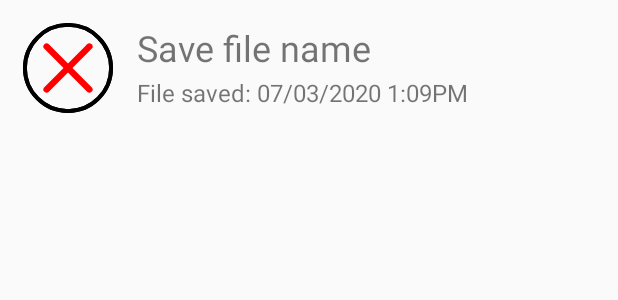
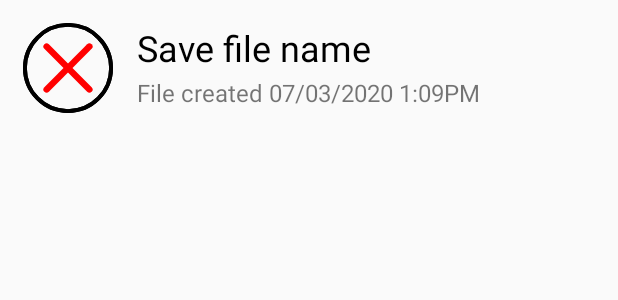
Before and after one commit to tutoringsteve/GameOfLifeAndroid, an Android app: the layout save_load_list_item.xml on its own in the app's theme, with its tools: preview values and no code run, on a phone screen of 412 x 824 dp. Shown: the top 300 px of the screen. Run offline under Robolectric (Android 15) with nearby library versions, the light colour scheme and no system bars.

Commit message:
Implemented recycler view for save/load but still not attached to the save file, and implementation needs improvement.

```diff
--- a/app/src/main/res/layout/save_load_list_item.xml
+++ b/app/src/main/res/layout/save_load_list_item.xml
@@ -7,7 +7,7 @@
     android:padding="15dp">
 
     <ImageView
-        android:id="@+id/delete"
+        android:id="@+id/deleteImageView"
         android:layout_width="60dp"
         android:layout_height="60dp"
         app:layout_constraintBottom_toBottomOf="parent"
@@ -16,28 +16,29 @@
         app:srcCompat="@drawable/ic_delete" />
 
     <TextView
-        android:id="@+id/saveTextView"
+        android:id="@+id/saveNameTextView"
         android:layout_width="0dp"
         android:layout_height="wrap_content"
         android:text="Save file name"
+        android:textColor="#000"
         android:textSize="24sp"
         android:layout_marginLeft="16dp"
         app:layout_constraintTop_toTopOf="parent"
         app:layout_constraintEnd_toEndOf="parent"
-        app:layout_constraintStart_toEndOf="@+id/delete" />
+        app:layout_constraintStart_toEndOf="@+id/deleteImageView" />
 
     <TextView
-        android:id="@+id/dateOfSaveTextView"
+        android:id="@+id/saveDateTextView"
         android:layout_width="0dp"
         android:layout_height="wrap_content"
-        android:text="File saved: 07/03/2020 1:09PM"
+        android:text="File created 07/03/2020 1:09PM"
         android:textSize="16sp"
         android:layout_marginLeft="16dp"
         app:layout_constraintBottom_toBottomOf="parent"
         app:layout_constraintEnd_toEndOf="parent"
         app:layout_constraintHorizontal_bias="0.0"
-        app:layout_constraintStart_toEndOf="@+id/delete"
-        app:layout_constraintTop_toBottomOf="@+id/saveTextView" />
+        app:layout_constraintStart_toEndOf="@+id/deleteImageView"
+        app:layout_constraintTop_toBottomOf="@+id/saveNameTextView" />
 
 
 </androidx.constraintlayout.widget.ConstraintLayout>
```
Also changed, not shown: app/src/main/java/com/myappcompany/steve/canvaspaint/RecyclerViewAdapter.java (added, +83 -0 lines), app/src/main/java/com/myappcompany/steve/canvaspaint/SaveActivity.java (+52 -22 lines), app/src/main/res/layout/activity_save.xml (+4 -4 lines).
